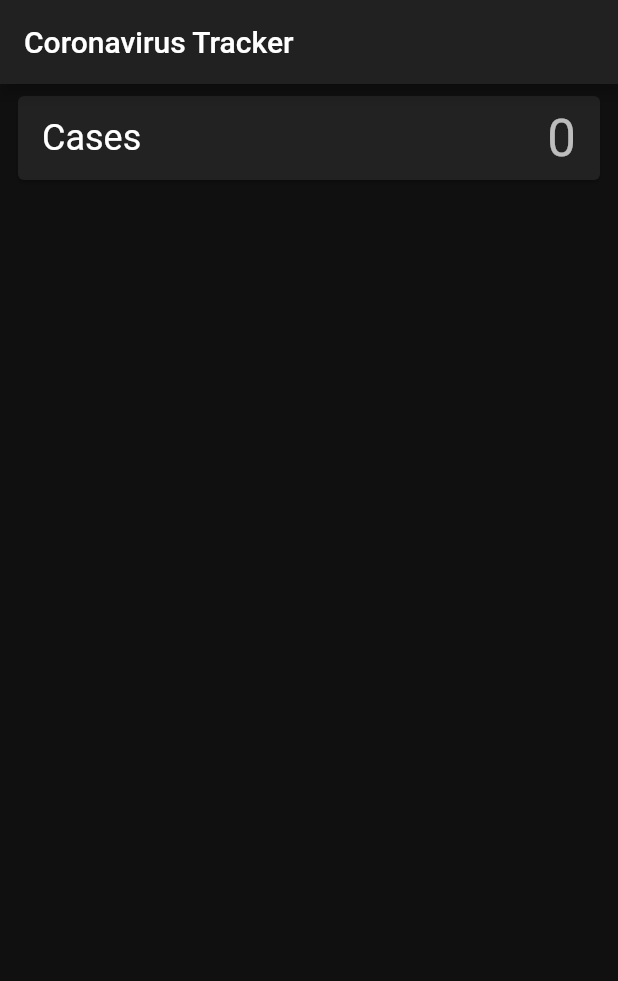
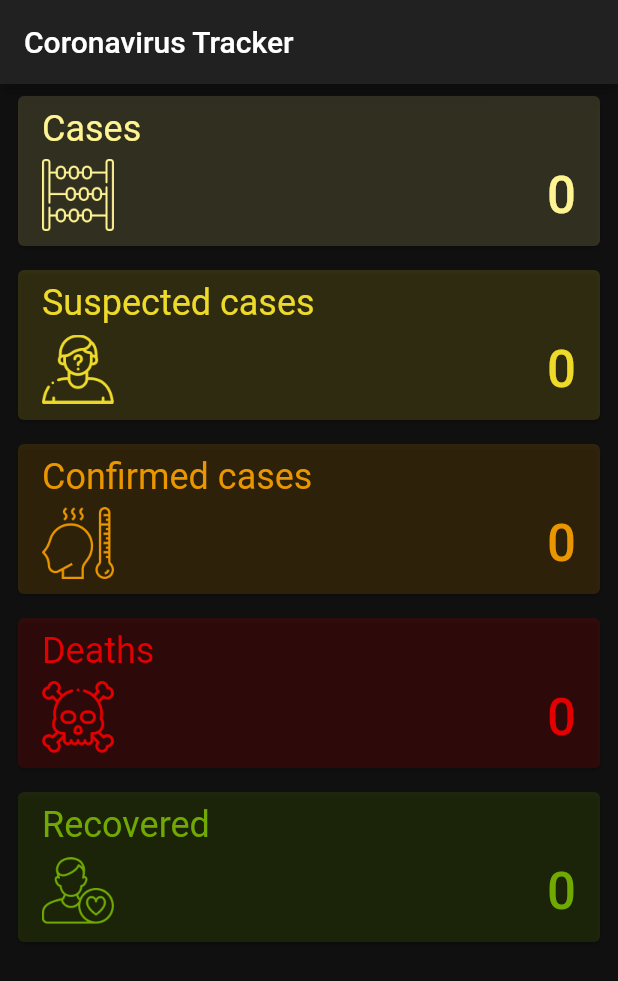
Before and after one commit to gags-21/Covid-Tracker, a Flutter app: the screen it shows after launch, on a phone screen of 412 x 824 dp. Shown: the top 981 px of the screen. Run offline on Flutter 3.47's test engine with Material 2 defaults, Android fonts, the phone set to English and light mode, and no system bars; network calls fail.

Commit message:
Dashboard UI Implemented

```diff
--- /dev/null
+++ b/lib/app/repositories/endpoints_data.dart
@@ -0,0 +1,6 @@
+import 'package:covid_rest_api/app/services/api.dart';
+
+class EndpointsData {
+  EndpointsData({required this.values});
+  final Map<Endpoint, int> values;
+}
--- a/lib/app/ui/dashboard.dart
+++ b/lib/app/ui/dashboard.dart
@@ -1,4 +1,5 @@
 import 'package:covid_rest_api/app/repositories/data_repository.dart';
+import 'package:covid_rest_api/app/repositories/endpoints_data.dart';
 import 'package:covid_rest_api/app/services/api.dart';
 import 'package:covid_rest_api/app/ui/endpoint_card.dart';
 import 'package:flutter/material.dart';
@@ -10,7 +11,7 @@ class Dashboard extends StatefulWidget {
 }
 
 class _DashboardState extends State<Dashboard> {
-  int _cases = 0;
+  EndpointsData? _endpointsData;
 
   @override
   void initState() {
@@ -20,10 +21,10 @@ class _DashboardState extends State<Dashboard> {
 
   Future<void> _updateData() async {
     final dataRepository = Provider.of<DataRepository>(context, listen: false);
-    final cases = await dataRepository.getEndpointData(Endpoint.cases);
+    final endpointsData = await dataRepository.getAllEndpointsData();
 
     setState(() {
-      _cases = cases;
+      _endpointsData = endpointsData;
     });
   }
 
@@ -37,10 +38,13 @@ class _DashboardState extends State<Dashboard> {
         onRefresh: _updateData,
         child: ListView(
           children: [
-            EndpointCard(
-              endpoint: Endpoint.cases,
-              value: _cases,
-            ),
+            for (var endpoint in Endpoint.values)
+              EndpointCard(
+                endpoint: endpoint,
+                value: _endpointsData != null
+                    ? _endpointsData!.values[endpoint]
+                    : 0,
+              ),
           ],
         ),
       ),
--- a/lib/app/ui/endpoint_card.dart
+++ b/lib/app/ui/endpoint_card.dart
@@ -1,30 +1,69 @@
 import 'package:covid_rest_api/app/services/api.dart';
 import 'package:flutter/material.dart';
 
+class EndpointCardData {
+  EndpointCardData(this.title, this.assetName, this.color);
+  final String title;
+  final String assetName;
+  final Color color;
+}
+
 class EndpointCard extends StatelessWidget {
-  final Endpoint endpoint;
-  final int value;
-
   const EndpointCard({Key? key, required this.endpoint, required this.value})
       : super(key: key);
+  final Endpoint endpoint;
+  final int? value;
+
+  static Map<Endpoint, EndpointCardData> _cardsData = {
+    Endpoint.cases:
+        EndpointCardData('Cases', 'assets/count.png', Color(0xFFFFF492)),
+    Endpoint.casesSuspected: EndpointCardData(
+        'Suspected cases', 'assets/suspect.png', Color(0xFFEEDA28)),
+    Endpoint.casesConfirmed: EndpointCardData(
+        'Confirmed cases', 'assets/fever.png', Color(0xFFE99600)),
+    Endpoint.deaths:
+        EndpointCardData('Deaths', 'assets/death.png', Color(0xFFE40000)),
+    Endpoint.recovered:
+        EndpointCardData('Recovered', 'assets/patient.png', Color(0xFF70A901)),
+  };
 
   @override
   Widget build(BuildContext context) {
+    final cardData = _cardsData[endpoint]!;
     return Padding(
       padding: const EdgeInsets.symmetric(horizontal: 8.0, vertical: 4.0),
       child: Card(
+        color: cardData.color.withAlpha(40),
         child: Padding(
           padding: const EdgeInsets.symmetric(vertical: 8.0, horizontal: 16.0),
-          child: Row(
-            mainAxisAlignment: MainAxisAlignment.spaceBetween,
+          child: Column(
+            crossAxisAlignment: CrossAxisAlignment.start,
             children: [
               Text(
-                'Cases',
-                style: Theme.of(context).textTheme.headline5,
+                cardData.title,
+                style: Theme.of(context).textTheme.headline5!.copyWith(
+                      color: cardData.color,
+                    ),
               ),
-              Text(
-                value.toString(),
-                style: Theme.of(context).textTheme.headline4,
+              SizedBox(
+                height: 4,
+              ),
+              SizedBox(
+                height: 52,
+                child: Row(
+                  mainAxisAlignment: MainAxisAlignment.spaceBetween,
+                  children: [
+                    Image.asset(
+                      cardData.assetName,
+                      color: cardData.color,
+                    ),
+                    Text(
+                      value.toString(),
+                      style: Theme.of(context).textTheme.headline4!.copyWith(
+                          color: cardData.color, fontWeight: FontWeight.w500),
+                    ),
+                  ],
+                ),
               ),
             ],
           ),
--- a/pubspec.yaml
+++ b/pubspec.yaml
@@ -47,8 +47,8 @@ flutter:
   uses-material-design: true
 
   # To add assets to your application, add an assets section, like this:
-  # assets:
-  #   - images/a_dot_burr.jpeg
+  assets:
+    - assets/
   #   - images/a_dot_ham.jpeg
 
   # An image asset can refer to one or more resolution-specific "variants", see
```
Also changed, not shown: lib/app/repositories/data_repository.dart (+38 -9 lines), assets/2.0x/count.png (added), assets/2.0x/death.png (added), assets/2.0x/fever.png (added), assets/2.0x/patient.png (added), assets/2.0x/suspect.png (added), assets/3.0x/count.png (added), assets/3.0x/death.png (added), assets/3.0x/fever.png (added), assets/3.0x/patient.png (added), assets/3.0x/suspect.png (added), assets/count.png (added), assets/death.png (added), assets/fever.png (added), 2 more files.
